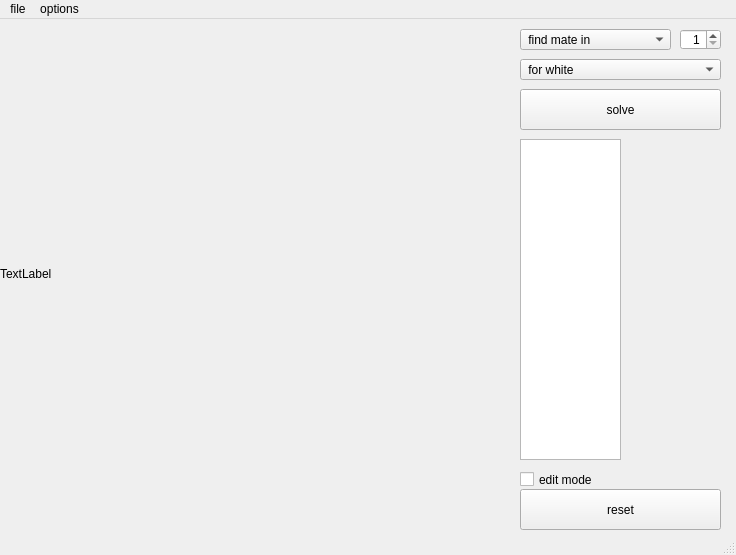
Qt form mainwindow.ui (dzhuhan/bachelor_thesis) before a commit.
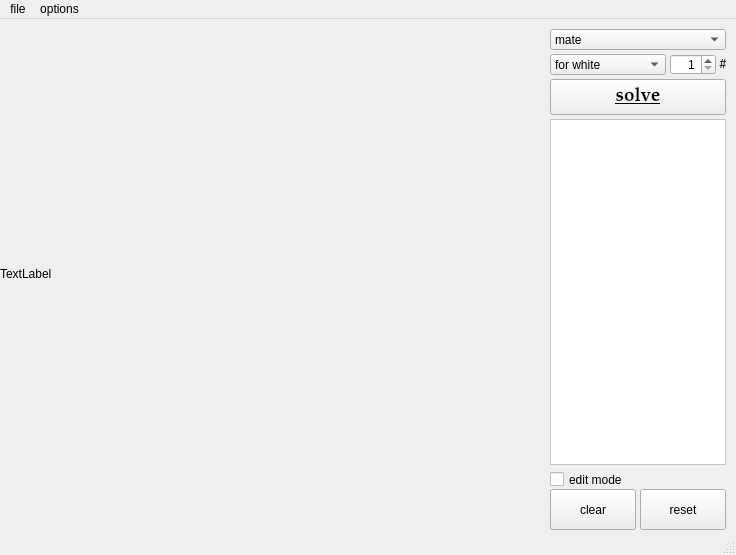
The same form after that commit.

Commit message: Added clear button

Diff of the .ui file:
```diff
--- a/mainwindow.ui
+++ b/mainwindow.ui
@@ -33,9 +33,9 @@
    <widget class="QPushButton" name="pushButton">
     <property name="geometry">
      <rect>
-      <x>520</x>
+      <x>640</x>
       <y>470</y>
-      <width>201</width>
+      <width>86</width>
       <height>41</height>
      </rect>
     </property>
@@ -49,12 +49,21 @@
    <widget class="QPushButton" name="pushButton_2">
     <property name="geometry">
      <rect>
-      <x>520</x>
-      <y>70</y>
-      <width>201</width>
-      <height>41</height>
+      <x>550</x>
+      <y>60</y>
+      <width>176</width>
+      <height>36</height>
      </rect>
     </property>
+    <property name="font">
+     <font>
+      <family>Palatino Linotype</family>
+      <pointsize>14</pointsize>
+      <italic>false</italic>
+      <bold>true</bold>
+      <underline>true</underline>
+     </font>
+    </property>
     <property name="styleSheet">
      <string notr="true">font: 700 14pt &quot;Palatino Linotype&quot;;</string>
     </property>
@@ -65,9 +74,9 @@
    <widget class="QSpinBox" name="spinBox">
     <property name="geometry">
      <rect>
-      <x>680</x>
-      <y>10</y>
-      <width>41</width>
+      <x>670</x>
+      <y>35</y>
+      <width>46</width>
       <height>21</height>
      </rect>
     </property>
@@ -77,6 +86,9 @@
     <property name="alignment">
      <set>Qt::AlignRight|Qt::AlignTrailing|Qt::AlignVCenter</set>
     </property>
+    <property name="prefix">
+     <string/>
+    </property>
     <property name="minimum">
      <number>1</number>
     </property>
@@ -90,7 +102,7 @@
    <widget class="QCheckBox" name="checkBox">
     <property name="geometry">
      <rect>
-      <x>520</x>
+      <x>550</x>
       <y>450</y>
       <width>131</width>
       <height>21</height>
@@ -106,9 +118,9 @@
    <widget class="QComboBox" name="comboBox">
     <property name="geometry">
      <rect>
-      <x>520</x>
+      <x>550</x>
       <y>10</y>
-      <width>151</width>
+      <width>176</width>
       <height>21</height>
      </rect>
     </property>
@@ -117,7 +129,7 @@
     </property>
     <item>
      <property name="text">
-      <string> find mate in</string>
+      <string>mate</string>
      </property>
     </item>
     <item>
@@ -134,9 +146,9 @@
    <widget class="QComboBox" name="comboBox_2">
     <property name="geometry">
      <rect>
-      <x>520</x>
-      <y>40</y>
-      <width>201</width>
+      <x>550</x>
+      <y>35</y>
+      <width>116</width>
       <height>21</height>
      </rect>
     </property>
@@ -145,7 +157,7 @@
     </property>
     <item>
      <property name="text">
-      <string> for white</string>
+      <string>for white</string>
      </property>
     </item>
     <item>
@@ -157,14 +169,63 @@
    <widget class="QTextEdit" name="textEdit">
     <property name="geometry">
      <rect>
-      <x>520</x>
-      <y>120</y>
-      <width>101</width>
-      <height>321</height>
+      <x>550</x>
+      <y>100</y>
+      <width>176</width>
+      <height>346</height>
      </rect>
     </property>
+    <property name="font">
+     <font>
+      <family>Nimbus Mono PS</family>
+      <pointsize>15</pointsize>
+      <italic>false</italic>
+      <fontweight>ExtraBold</fontweight>
+     </font>
+    </property>
     <property name="styleSheet">
-     <string notr="true">font: 800 12pt &quot;Nimbus Mono PS&quot;;</string>
+     <string notr="true">font: 800 15pt &quot;Nimbus Mono PS&quot;;
+background-color: rgb(255, 255, 255);</string>
+    </property>
+   </widget>
+   <widget class="QLabel" name="label_2">
+    <property name="geometry">
+     <rect>
+      <x>715</x>
+      <y>35</y>
+      <width>16</width>
+      <height>18</height>
+     </rect>
+    </property>
+    <property name="font">
+     <font>
+      <family>Constantia</family>
+      <pointsize>10</pointsize>
+      <italic>false</italic>
+      <bold>false</bold>
+     </font>
+    </property>
+    <property name="text">
+     <string>#</string>
+    </property>
+    <property name="alignment">
+     <set>Qt::AlignCenter</set>
+    </property>
+   </widget>
+   <widget class="QPushButton" name="Clear">
+    <property name="geometry">
+     <rect>
+      <x>550</x>
+      <y>470</y>
+      <width>86</width>
+      <height>41</height>
+     </rect>
+    </property>
+    <property name="styleSheet">
+     <string notr="true">font: 700 14pt &quot;Constantia&quot;;</string>
+    </property>
+    <property name="text">
+     <string>clear</string>
     </property>
    </widget>
   </widget>
```
Left out of the diff: 6 changed lines with no effect on the pictures. The commit also changes 3 other files.
